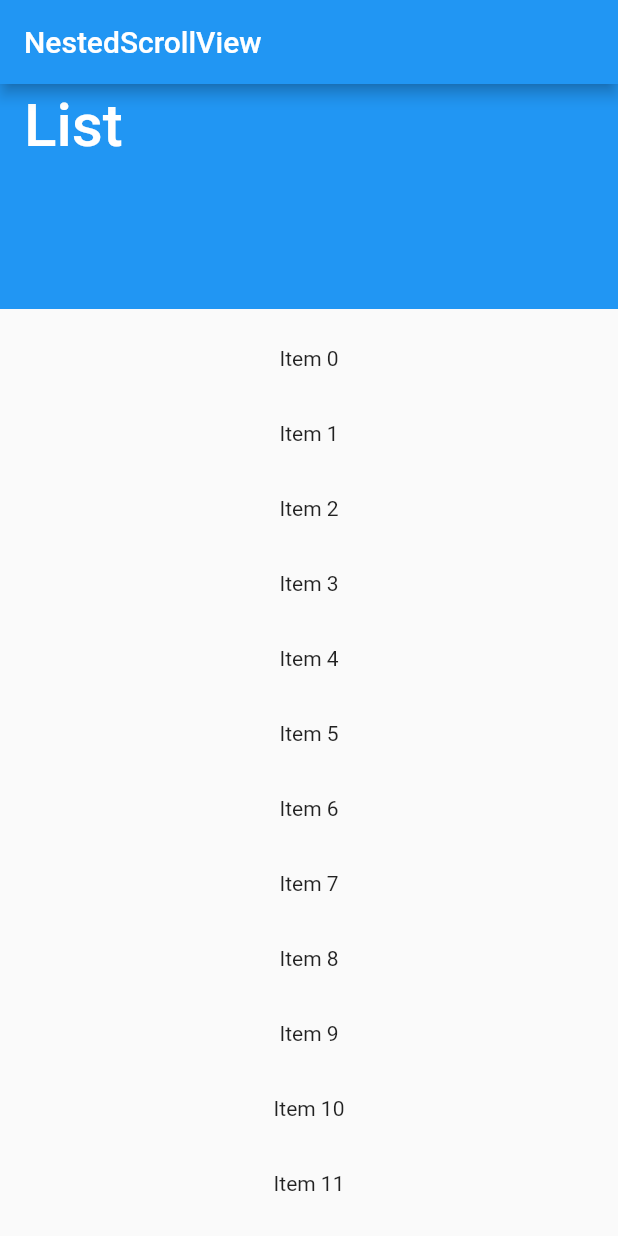
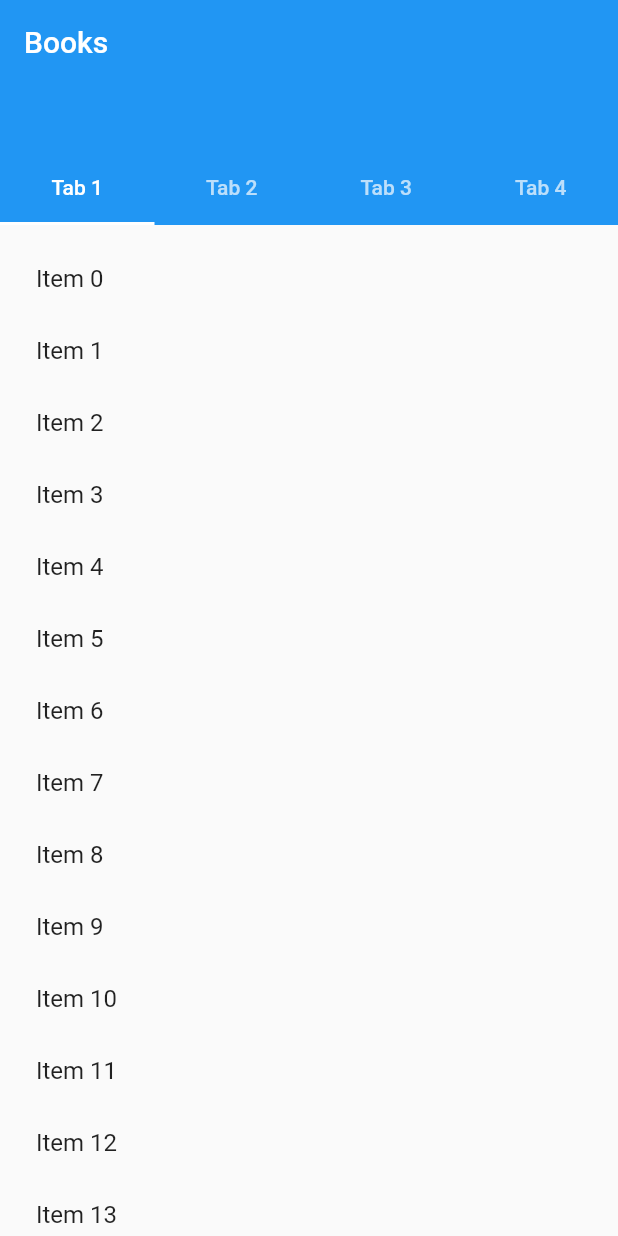
Before and after one commit to Sebas9-11/scrolling-expo, a Flutter app: the MyStatelessWidget screen opened directly, on a phone screen of 412 x 824 dp. Run offline on Flutter 3.47's test engine with Material 2 defaults, Android fonts, the phone set to English and light mode, and no system bars.

Commit message:
second commit

```diff
--- a/lib/screens/nestedScroll.dart
+++ b/lib/screens/nestedScroll.dart
@@ -19,32 +19,66 @@ class MyStatelessWidget extends StatelessWidget {
 
   @override
   Widget build(BuildContext context) {
-    return Scaffold(
-        appBar: AppBar(
-          title: const Text('NestedScrollView'),
-        ),
+    final List<String> tabs = <String>['Tab 1', 'Tab 2', 'Tab 3', 'Tab 4'];
+    return DefaultTabController(
+      length: tabs.length, // This is the number of tabs.
+      child: Scaffold(
         body: NestedScrollView(
-            floatHeaderSlivers: true,
-            headerSliverBuilder:
-                (BuildContext context, bool innerBoxIsScrolled) {
-              return <Widget>[
-                SliverAppBar(
-                  title: const Text('List',
-                      style: TextStyle(color: Colors.white, fontSize: 40)),
-                  floating: true,
+          headerSliverBuilder: (BuildContext context, bool innerBoxIsScrolled) {
+            return <Widget>[
+              SliverOverlapAbsorber(
+                handle:
+                    NestedScrollView.sliverOverlapAbsorberHandleFor(context),
+                sliver: SliverAppBar(
+                  title: const Text('Books'),
+                  pinned: true,
                   expandedHeight: 150.0,
                   forceElevated: innerBoxIsScrolled,
+                  bottom: TabBar(
+                    tabs: tabs.map((String name) => Tab(text: name)).toList(),
+                  ),
                 ),
-              ];
-            },
-            body: ListView.builder(
-                padding: const EdgeInsets.all(8),
-                itemCount: 30,
-                itemBuilder: (BuildContext context, int index) {
-                  return SizedBox(
-                    height: 50,
-                    child: Center(child: Text('Item $index')),
-                  );
-                })));
+              ),
+            ];
+          },
+          body: TabBarView(
+            children: tabs.map((String name) {
+              return SafeArea(
+                top: false,
+                bottom: false,
+                child: Builder(
+                  builder: (BuildContext context) {
+                    return CustomScrollView(
+                      key: PageStorageKey<String>(name),
+                      slivers: <Widget>[
+                        SliverOverlapInjector(
+                          handle:
+                              NestedScrollView.sliverOverlapAbsorberHandleFor(
+                                  context),
+                        ),
+                        SliverPadding(
+                          padding: const EdgeInsets.all(8.0),
+                          sliver: SliverFixedExtentList(
+                            itemExtent: 48.0,
+                            delegate: SliverChildBuilderDelegate(
+                              (BuildContext context, int index) {
+                                return ListTile(
+                                  title: Text('Item $index'),
+                                );
+                              },
+                              childCount: 30,
+                            ),
+                          ),
+                        ),
+                      ],
+                    );
+                  },
+                ),
+              );
+            }).toList(),
+          ),
+        ),
+      ),
+    );
   }
 }
--- a/lib/screens/singleChild.dart
+++ b/lib/screens/singleChild.dart
@@ -67,6 +67,13 @@ class MyStatelessWidget extends StatelessWidget {
                     alignment: Alignment.center,
                     child: const Text('Fixed Height Content'),
                   ),
+                  Container(
+                    // Another fixed-height child.
+                    color: const Color(0xff008000), // Green
+                    height: 120.0,
+                    alignment: Alignment.center,
+                    child: const Text('Fixed Height Content'),
+                  ),
                 ],
               ),
             ),
```
